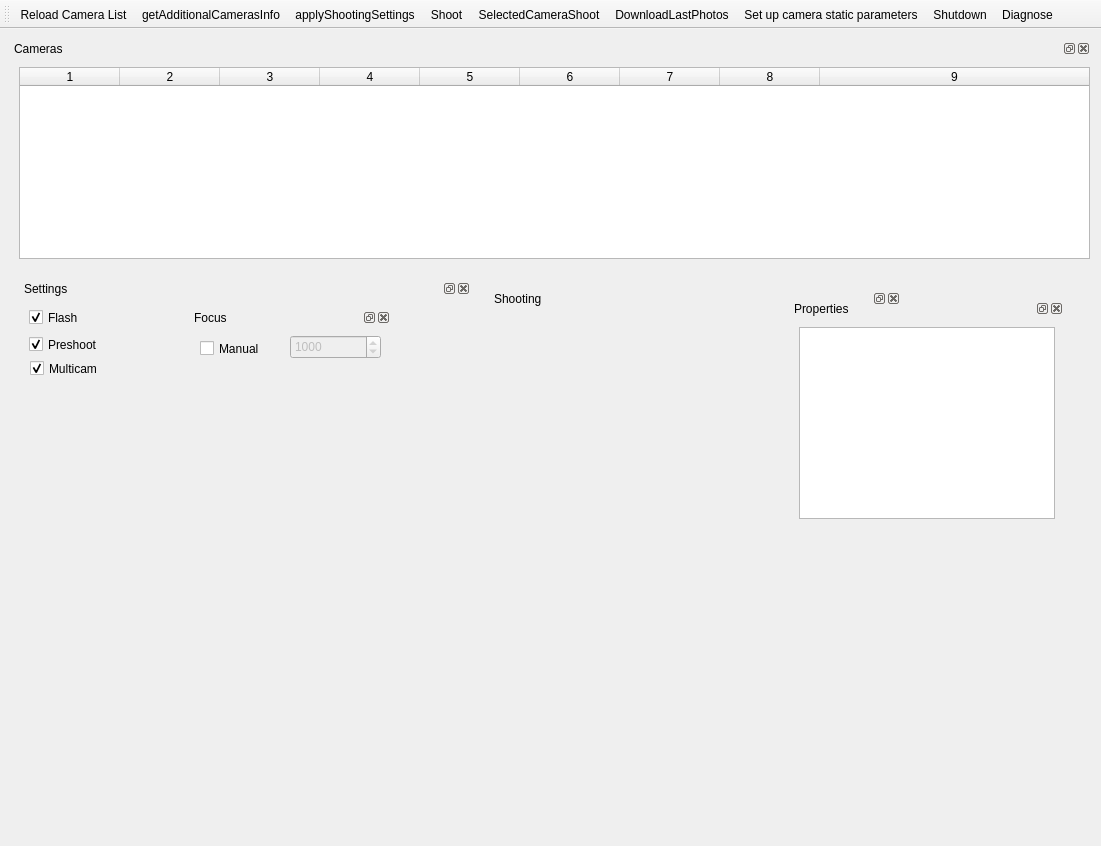
Before: the Qt Designer form QtCreator/PhotoB/mainwindow.ui in novokrest/Photo, drawn with Qt 5.
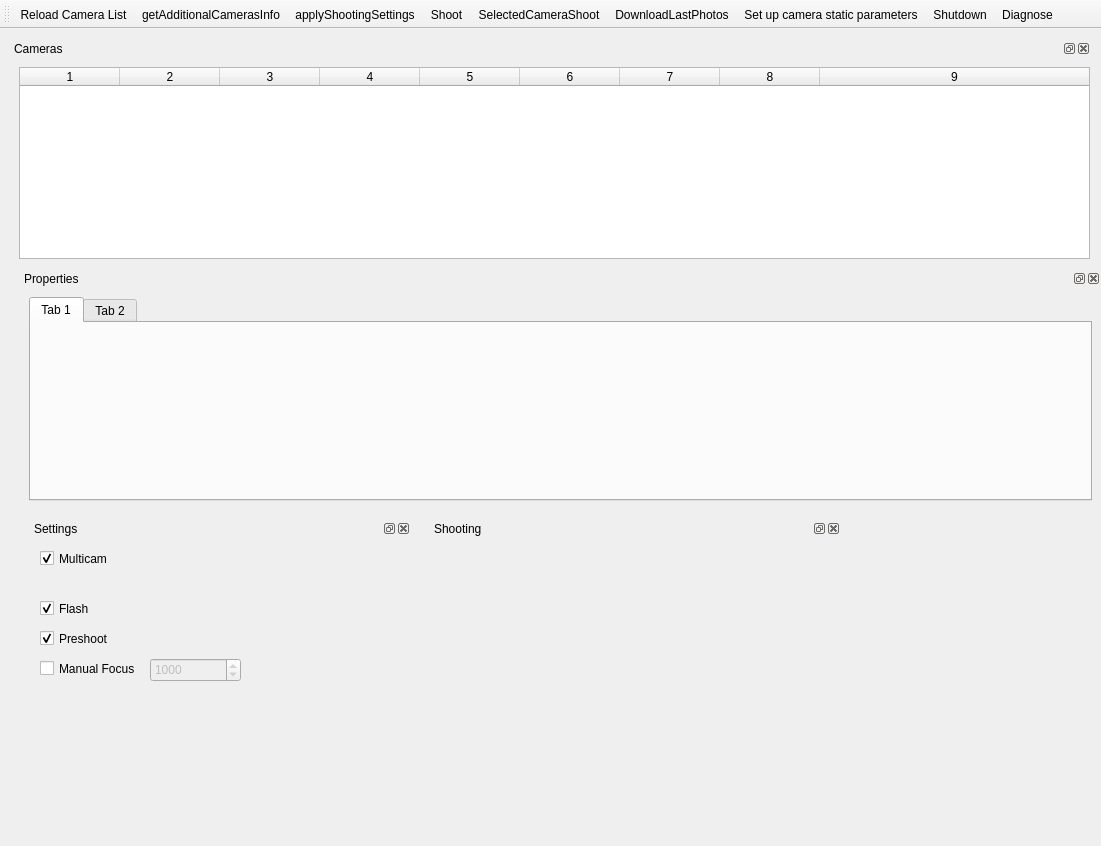
After: the same form once the commit is applied. Icons and pictures are not drawn. Custom widgets are drawn as their Qt base class.

The edit to the form file:
```diff
--- a/QtCreator/PhotoB/mainwindow.ui
+++ b/QtCreator/PhotoB/mainwindow.ui
@@ -120,10 +120,10 @@
    <widget class="QDockWidget" name="dockWidget_4">
     <property name="geometry">
      <rect>
-      <x>20</x>
-      <y>250</y>
-      <width>451</width>
-      <height>301</height>
+      <x>30</x>
+      <y>490</y>
+      <width>381</width>
+      <height>181</height>
      </rect>
     </property>
     <property name="sizePolicy">
@@ -142,8 +142,8 @@
      <widget class="QCheckBox" name="flashCheckBox">
       <property name="geometry">
        <rect>
-        <x>9</x>
-        <y>9</y>
+        <x>10</x>
+        <y>60</y>
         <width>57</width>
         <height>21</height>
        </rect>
@@ -158,8 +158,8 @@
      <widget class="QCheckBox" name="preshootCheckBox">
       <property name="geometry">
        <rect>
-        <x>9</x>
-        <y>36</y>
+        <x>10</x>
+        <y>90</y>
         <width>78</width>
         <height>21</height>
        </rect>
@@ -171,36 +171,33 @@
        <bool>true</bool>
       </property>
      </widget>
-     <widget class="QDockWidget" name="dockWidget_8">
+     <widget class="QCheckBox" name="multicamCheckBox">
       <property name="geometry">
        <rect>
-        <x>170</x>
+        <x>10</x>
         <y>10</y>
-        <width>201</width>
-        <height>61</height>
+        <width>85</width>
+        <height>21</height>
        </rect>
       </property>
-      <property name="sizePolicy">
-       <sizepolicy hsizetype="Preferred" vsizetype="Preferred">
-        <horstretch>0</horstretch>
-        <verstretch>0</verstretch>
-       </sizepolicy>
+      <property name="text">
+       <string>Multicam</string>
       </property>
-      <property name="windowTitle">
-       <string>Focus</string>
+      <property name="checked">
+       <bool>true</bool>
       </property>
-      <widget class="QWidget" name="dockWidgetContents_8">
+     </widget>
        <widget class="QCheckBox" name="manualFocusCheckBox">
         <property name="geometry">
          <rect>
           <x>10</x>
-          <y>11</y>
-          <width>85</width>
+        <y>120</y>
+        <width>111</width>
           <height>21</height>
          </rect>
         </property>
         <property name="text">
-         <string>Manual</string>
+       <string>Manual Focus</string>
         </property>
        </widget>
        <widget class="QSpinBox" name="focusSpinBox">
@@ -209,8 +206,8 @@
         </property>
         <property name="geometry">
          <rect>
-          <x>100</x>
-          <y>8</y>
+        <x>120</x>
+        <y>120</y>
           <width>91</width>
           <height>24</height>
          </rect>
@@ -227,29 +224,11 @@
        </widget>
       </widget>
      </widget>
-     <widget class="QCheckBox" name="multicamCheckBox">
-      <property name="geometry">
-       <rect>
-        <x>10</x>
-        <y>60</y>
-        <width>85</width>
-        <height>21</height>
-       </rect>
-      </property>
-      <property name="text">
-       <string>Multicam</string>
-      </property>
-      <property name="checked">
-       <bool>true</bool>
-      </property>
-     </widget>
-    </widget>
-   </widget>
    <widget class="QDockWidget" name="shootingDockWidget">
     <property name="geometry">
      <rect>
-      <x>490</x>
-      <y>260</y>
+      <x>430</x>
+      <y>490</y>
       <width>411</width>
       <height>261</height>
      </rect>
@@ -333,10 +312,10 @@
    <widget class="QDockWidget" name="dockWidget_3">
     <property name="geometry">
      <rect>
-      <x>790</x>
-      <y>270</y>
-      <width>274</width>
-      <height>229</height>
+      <x>20</x>
+      <y>240</y>
+      <width>1081</width>
+      <height>241</height>
      </rect>
     </property>
     <property name="floating">
@@ -354,13 +333,20 @@
     <widget class="QWidget" name="dockWidgetContents_3">
      <layout class="QVBoxLayout" name="verticalLayout_2">
       <item>
-       <widget class="QTextBrowser" name="textBrowser">
-        <property name="sizePolicy">
-         <sizepolicy hsizetype="Preferred" vsizetype="Preferred">
-          <horstretch>0</horstretch>
-          <verstretch>0</verstretch>
-         </sizepolicy>
+       <widget class="QTabWidget" name="tabWidget">
+        <property name="currentIndex">
+         <number>0</number>
         </property>
+        <widget class="QWidget" name="tab">
+         <attribute name="title">
+          <string>Tab 1</string>
+         </attribute>
+        </widget>
+        <widget class="QWidget" name="tab_2">
+         <attribute name="title">
+          <string>Tab 2</string>
+         </attribute>
+        </widget>
        </widget>
       </item>
      </layout>
```
Lines whose indentation alone changed are shown as unchanged.
